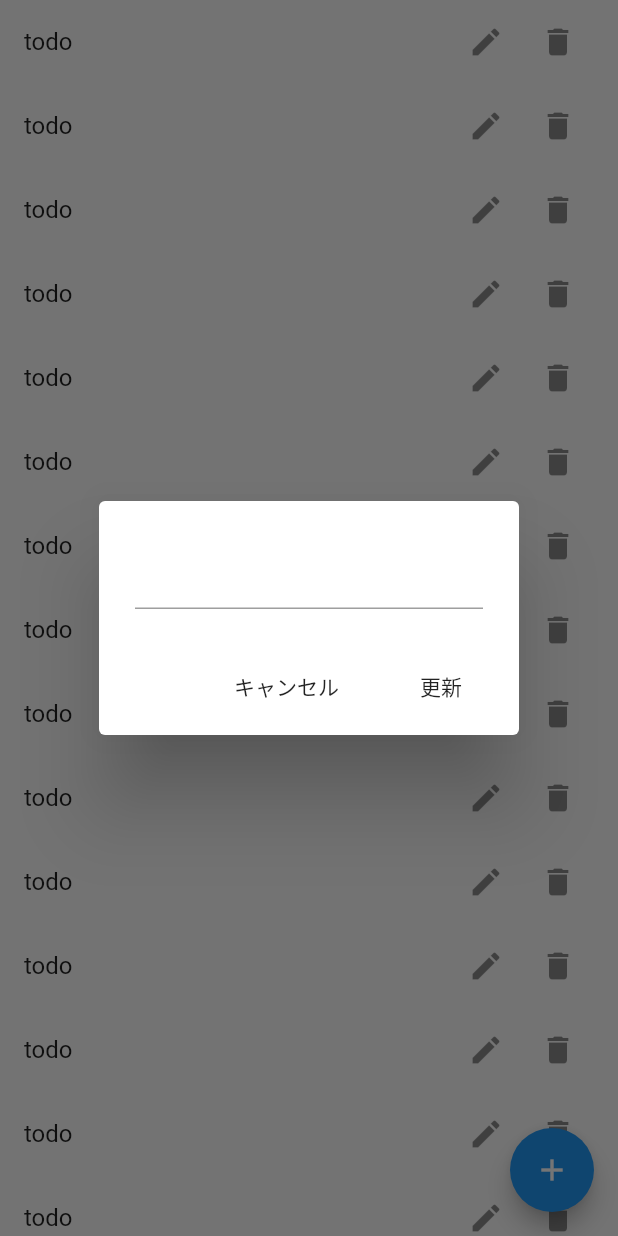
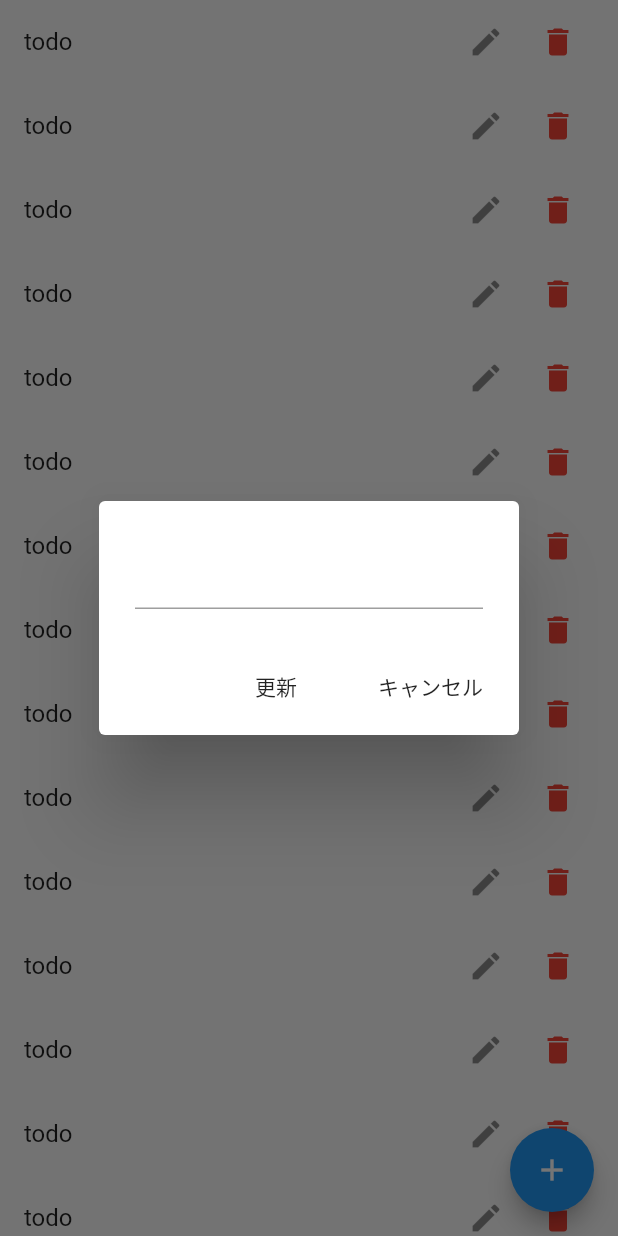
Before and after one commit to Channelsu/todo_firebase_provider, a Flutter app: the screen it shows after launch, after a tap on the "edit" icon, on a phone screen of 412 x 824 dp. Run offline on Flutter 3.47's test engine with Material 2 defaults, Android fonts, the phone set to English and light mode, and no system bars.

Commit message:
削除ボタンの色を変更

```diff
--- a/lib/pages/todo_list.dart
+++ b/lib/pages/todo_list.dart
@@ -25,15 +25,15 @@ class _TodoListState extends State<TodoList> {
                       title: TextField(),
                       actions: <Widget>[
                         FlatButton(
+                          child: Text('更新'),
+                          onPressed: () {
+                            Navigator.pop(context);
+                          },
+                        ),
+                        FlatButton(
                           child: Text('キャンセル'),
                           onPressed: () {
                             Navigator.pop(context);  // ダイアログを閉じて元の画面に戻る
-                          },
-                        ),
-                        FlatButton(
-                          child: Text('更新'),
-                          onPressed: () {
-                            Navigator.pop(context);
                           },
                         ),
                       ],
@@ -42,7 +42,10 @@ class _TodoListState extends State<TodoList> {
                 },
               ),
               IconButton(
-                icon: Icon(Icons.delete),
+                icon: Icon(
+                  Icons.delete,
+                  color: Colors.red,
+                ),
                 onPressed: () {},
               ),
             ],
@@ -59,15 +62,15 @@ class _TodoListState extends State<TodoList> {
               title: TextField(),
               actions: <Widget>[
                 FlatButton(
+                  child: Text('追加'),
+                  onPressed: () {
+                    Navigator.pop(context);
+                  },
+                ),
+                FlatButton(
                   child: Text('キャンセル'),
                   onPressed: () {
                     Navigator.pop(context);  // ダイアログを閉じて元の画面に戻る
-                  },
-                ),
-                FlatButton(
-                  child: Text('追加'),
-                  onPressed: () {
-                    Navigator.pop(context);
                   },
                 ),
               ],
```
